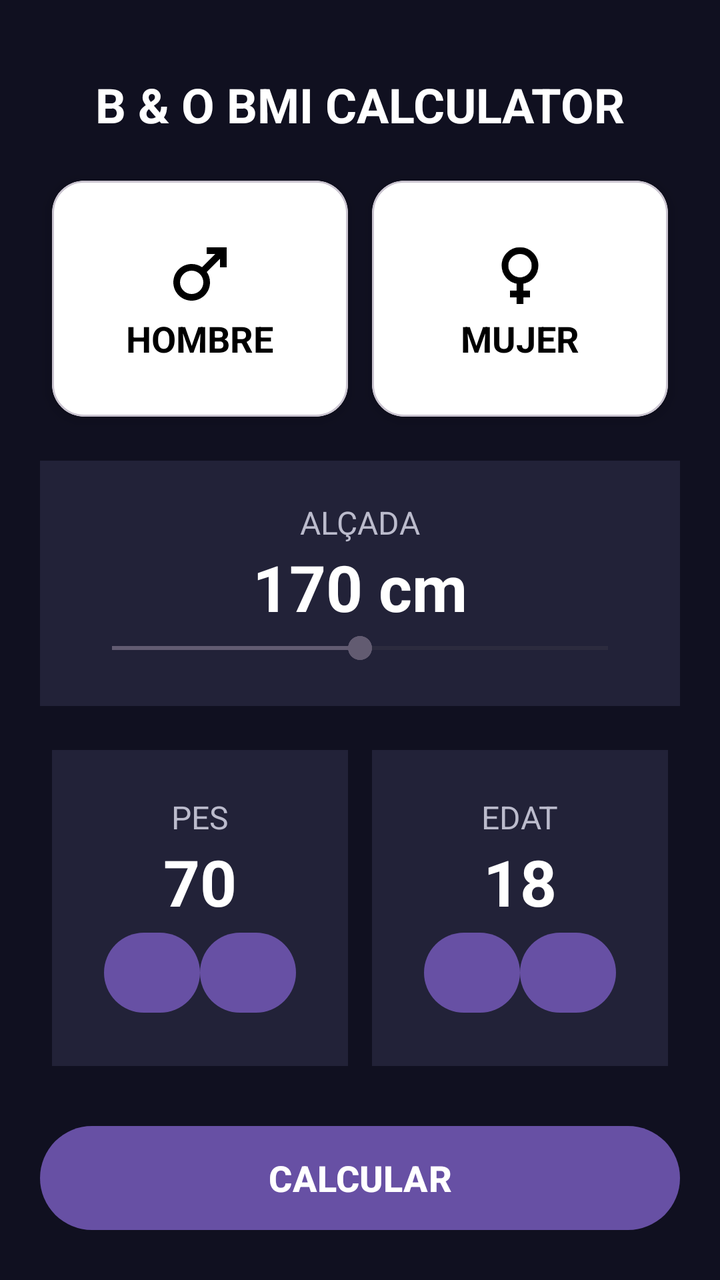
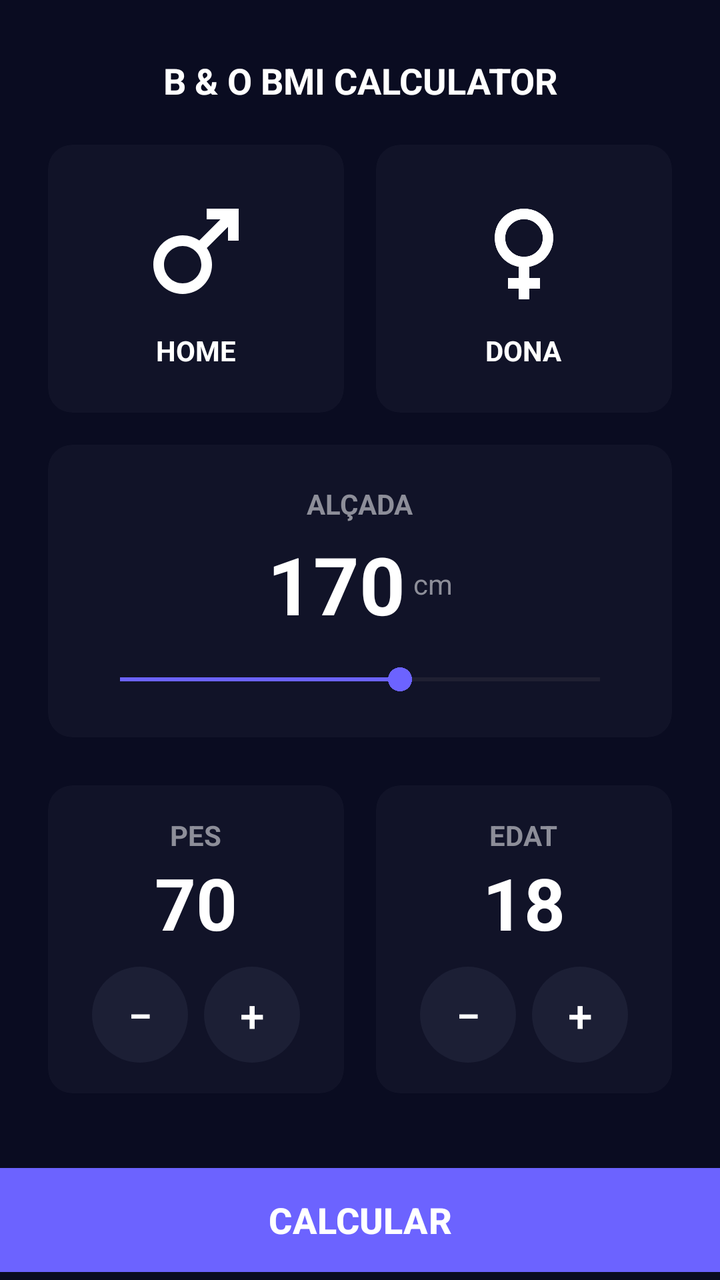

Screens rendered from an Android XML layout before and after an edit, with the pre-edit source and the edit as a unified diff.
<!-- AndroidManifest.xml: application theme Theme.MyApplication -->
<!-- res/layout/activity_main.xml -->
<?xml version="1.0" encoding="utf-8"?>
<androidx.constraintlayout.widget.ConstraintLayout
    xmlns:android="http://schemas.android.com/apk/res/android"
    xmlns:app="http://schemas.android.com/apk/res-auto"
    xmlns:tools="http://schemas.android.com/tools"
    android:id="@+id/main"
    android:layout_width="match_parent"
    android:layout_height="match_parent"
    android:background="#101020"
    tools:context=".MainActivity">

    <ScrollView
        android:layout_width="0dp"
        android:layout_height="0dp"
        android:fillViewport="true"
        app:layout_constraintTop_toTopOf="parent"
        app:layout_constraintBottom_toBottomOf="parent"
        app:layout_constraintStart_toStartOf="parent"
        app:layout_constraintEnd_toEndOf="parent">

        <LinearLayout
            android:layout_width="match_parent"
            android:layout_height="wrap_content"
            android:orientation="vertical"
            android:padding="20dp">

            <TextView
                android:layout_width="match_parent"
                android:layout_height="wrap_content"
                android:gravity="center"
                android:padding="16dp"
                android:text="B &amp; O BMI CALCULATOR"
                android:textColor="#FFFFFF"
                android:textSize="24sp"
                android:textStyle="bold" />

            <LinearLayout
                android:layout_width="match_parent"
                android:layout_height="130dp"
                android:orientation="horizontal"
                android:weightSum="2">

                <com.google.android.material.card.MaterialCardView
                    android:id="@+id/seleccio_home"
                    android:layout_width="0dp"
                    android:layout_height="match_parent"
                    android:layout_margin="6dp"
                    android:layout_weight="1"
                    app:cardBackgroundColor="#FFFFFF"
                    app:cardCornerRadius="16dp"
                    app:cardElevation="4dp">

                    <LinearLayout
                        android:layout_width="match_parent"
                        android:layout_height="match_parent"
                        android:gravity="center"
                        android:orientation="vertical">

                        <ImageView
                            android:id="@+id/image_male"
                            android:layout_width="40dp"
                            android:layout_height="40dp"
                            android:src="@drawable/baseline_male_24"
                            android:contentDescription="Hombre"
                            android:tint="@color/black" />

                        <TextView
                            android:layout_width="wrap_content"
                            android:layout_height="wrap_content"
                            android:text="HOMBRE"
                            android:textColor="#000000"
                            android:textSize="18sp"
                            android:textStyle="bold" />

                    </LinearLayout>

                </com.google.android.material.card.MaterialCardView>

                <com.google.android.material.card.MaterialCardView
                    android:id="@+id/seleccio_dona"
                    android:layout_width="0dp"
                    android:layout_height="match_parent"
                    android:layout_margin="6dp"
                    android:layout_weight="1"
                    app:cardBackgroundColor="#FFFFFF"
                    app:cardCornerRadius="16dp"
                    app:cardElevation="4dp">

                    <LinearLayout
                        android:layout_width="match_parent"
                        android:layout_height="match_parent"
                        android:gravity="center"
                        android:orientation="vertical">

                        <ImageView
                            android:id="@+id/image_female"
                            android:layout_width="40dp"
                            android:layout_height="40dp"
                            android:src="@drawable/female_24dp_e3e3e3_fill0_wght400_grad0_opsz24"
                            android:contentDescription="Mujer"
                            android:tint="@color/black" />

                        <TextView
                            android:layout_width="wrap_content"
                            android:layout_height="wrap_content"
                            android:text="MUJER"
                            android:textColor="#000000"
                            android:textSize="18sp"
                            android:textStyle="bold" />

                    </LinearLayout>

                </com.google.android.material.card.MaterialCardView>

            </LinearLayout>

            <LinearLayout
                android:layout_width="match_parent"
                android:layout_height="wrap_content"
                android:layout_marginTop="16dp"
                android:background="#222238"
                android:gravity="center"
                android:orientation="vertical"
                android:padding="20dp">

                <TextView
                    android:layout_width="wrap_content"
                    android:layout_height="wrap_content"
                    android:text="ALÇADA"
                    android:textColor="#BBBBCC"
                    android:textSize="16sp" />

                <TextView
                    android:id="@+id/altura_text"
                    android:layout_width="wrap_content"
                    android:layout_height="wrap_content"
                    android:text="170 cm"
                    android:textColor="#FFFFFF"
                    android:textSize="32sp"
                    android:textStyle="bold" />

                <SeekBar
                    android:id="@+id/altura_seekbar"
                    android:layout_width="match_parent"
                    android:layout_height="wrap_content"
                    android:max="100"
                    android:progress="50"
                    android:contentDescription="Selecciona l'alçada en centímetres" />

            </LinearLayout>

            <LinearLayout
                android:layout_width="match_parent"
                android:layout_height="170dp"
                android:layout_marginTop="16dp"
                android:orientation="horizontal"
                android:weightSum="2">

                <LinearLayout
                    android:layout_width="0dp"
                    android:layout_height="match_parent"
                    android:layout_margin="6dp"
                    android:layout_weight="1"
                    android:background="#222238"
                    android:gravity="center"
                    android:orientation="vertical">

                    <TextView
                        android:layout_width="wrap_content"
                        android:layout_height="wrap_content"
                        android:text="PES"
                        android:textColor="#BBBBCC"
                        android:textSize="16sp" />

                    <TextView
                        android:id="@+id/pes_text"
                        android:layout_width="wrap_content"
                        android:layout_height="wrap_content"
                        android:text="70"
                        android:textColor="#FFFFFF"
                        android:textSize="32sp"
                        android:textStyle="bold" />

                    <LinearLayout
                        android:layout_width="wrap_content"
                        android:layout_height="wrap_content"
                        android:orientation="horizontal">

                        <Button
                            android:id="@+id/pes_menys"
                            android:layout_width="48dp"
                            android:layout_height="48dp"
                            android:minWidth="0dp"
                            android:text="−" />

                        <Button
                            android:id="@+id/pes_mes"
                            android:layout_width="48dp"
                            android:layout_height="48dp"
                            android:minWidth="0dp"
                            android:text="+" />

                    </LinearLayout>

                </LinearLayout>

                <LinearLayout
                    android:layout_width="0dp"
                    android:layout_height="match_parent"
                    android:layout_margin="6dp"
                    android:layout_weight="1"
                    android:background="#222238"
                    android:gravity="center"
                    android:orientation="vertical">

                    <TextView
                        android:layout_width="wrap_content"
                        android:layout_height="wrap_content"
                        android:text="EDAT"
                        android:textColor="#BBBBCC"
                        android:textSize="16sp" />

                    <TextView
                        android:id="@+id/edat_text"
                        android:layout_width="wrap_content"
                        android:layout_height="wrap_content"
                        android:text="18"
                        android:textColor="#FFFFFF"
                        android:textSize="32sp"
                        android:textStyle="bold" />

                    <LinearLayout
                        android:layout_width="wrap_content"
                        android:layout_height="wrap_content"
                        android:orientation="horizontal">

                        <Button
                            android:id="@+id/edat_menys"
                            android:layout_width="48dp"
                            android:layout_height="48dp"
                            android:minWidth="0dp"
                            android:text="−" />

                        <Button
                            android:id="@+id/edat_mes"
                            android:layout_width="48dp"
                            android:layout_height="48dp"
                            android:minWidth="0dp"
                            android:text="+" />

                    </LinearLayout>

                </LinearLayout>

            </LinearLayout>

            <Button
                android:id="@+id/calcular"
                android:layout_width="match_parent"
                android:layout_height="60dp"
                android:layout_marginTop="20dp"
                android:text="CALCULAR"
                android:textColor="#FFFFFF"
                android:textSize="18sp"
                android:textStyle="bold" />

        </LinearLayout>

    </ScrollView>

</androidx.constraintlayout.widget.ConstraintLayout>
<!-- resources referenced by this layout -->
<resources>
  <color name="black">#FF000000</color>
  <!-- drawable baseline_male_24 (drawable) -->
  <vector xmlns:android="http://schemas.android.com/apk/res/android" android:height="24dp" android:tint="#000000" android:viewportHeight="24" android:viewportWidth="24" android:width="24dp">
        
      <path android:fillColor="@android:color/white" android:pathData="M9.5,11c1.93,0 3.5,1.57 3.5,3.5S11.43,18 9.5,18S6,16.43 6,14.5S7.57,11 9.5,11zM9.5,9C6.46,9 4,11.46 4,14.5S6.46,20 9.5,20s5.5,-2.46 5.5,-5.5c0,-1.16 -0.36,-2.23 -0.97,-3.12L18,7.42V10h2V4h-6v2h2.58l-3.97,3.97C11.73,9.36 10.66,9 9.5,9z"/>
      
  </vector>
  <!-- drawable female_24dp_e3e3e3_fill0_wght400_grad0_opsz24 (drawable) -->
  <vector xmlns:android="http://schemas.android.com/apk/res/android"
      android:width="24dp"
      android:height="24dp"
      android:viewportWidth="960"
      android:viewportHeight="960">
    <path
        android:pathData="M440,840v-80h-80v-80h80v-84q-79,-14 -129.5,-75.5T260,378q0,-91 64.5,-154.5T480,160q91,0 155.5,63.5T700,378q0,81 -50.5,142.5T520,596v84h80v80h-80v80h-80ZM579,479q41,-41 41,-99t-41,-99q-41,-41 -99,-41t-99,41q-41,41 -41,99t41,99q41,41 99,41t99,-41Z"
        android:fillColor="#e3e3e3"/>
  </vector>
  <style name="Theme.MyApplication" parent="Base.Theme.MyApplication" />
  <style name="Base.Theme.MyApplication" parent="Theme.Material3.DayNight.NoActionBar">
          
          
      </style>
</resources>

<!-- the commit's change to res/layout/activity_main.xml (unified diff, before → after) -->
@@ -6,7 +6,7 @@
     android:id="@+id/main"
     android:layout_width="match_parent"
     android:layout_height="match_parent"
-    android:background="#101020"
+    android:background="#0A0C21"
     tools:context=".MainActivity">
 
     <ScrollView
@@ -14,7 +14,7 @@
         android:layout_height="0dp"
         android:fillViewport="true"
         app:layout_constraintTop_toTopOf="parent"
-        app:layout_constraintBottom_toBottomOf="parent"
+        app:layout_constraintBottom_toTopOf="@+id/calcular"
         app:layout_constraintStart_toStartOf="parent"
         app:layout_constraintEnd_toEndOf="parent">
 
@@ -22,21 +22,21 @@
             android:layout_width="match_parent"
             android:layout_height="wrap_content"
             android:orientation="vertical"
-            android:padding="20dp">
+            android:padding="16dp">
 
             <TextView
                 android:layout_width="match_parent"
                 android:layout_height="wrap_content"
                 android:gravity="center"
-                android:padding="16dp"
+                android:paddingVertical="12dp"
                 android:text="B &amp; O BMI CALCULATOR"
                 android:textColor="#FFFFFF"
-                android:textSize="24sp"
+                android:textSize="18sp"
                 android:textStyle="bold" />
 
             <LinearLayout
                 android:layout_width="match_parent"
-                android:layout_height="130dp"
+                android:layout_height="150dp"
                 android:orientation="horizontal"
                 android:weightSum="2">
 
@@ -44,11 +44,11 @@
                     android:id="@+id/seleccio_home"
                     android:layout_width="0dp"
                     android:layout_height="match_parent"
-                    android:layout_margin="6dp"
+                    android:layout_margin="8dp"
                     android:layout_weight="1"
-                    app:cardBackgroundColor="#FFFFFF"
-                    app:cardCornerRadius="16dp"
-                    app:cardElevation="4dp">
+                    app:cardBackgroundColor="#111328"
+                    app:cardCornerRadius="12dp"
+                    app:strokeWidth="0dp">
 
                     <LinearLayout
                         android:layout_width="match_parent"
@@ -58,18 +58,19 @@
 
                         <ImageView
                             android:id="@+id/image_male"
-                            android:layout_width="40dp"
-                            android:layout_height="40dp"
+                            android:layout_width="64dp"
+                            android:layout_height="64dp"
+                            android:contentDescription="MASCULÍ"
                             android:src="@drawable/baseline_male_24"
-                            android:contentDescription="Hombre"
-                            android:tint="@color/black" />
-
-                        <TextView
-                            android:layout_width="wrap_content"
-                            android:layout_height="wrap_content"
-                            android:text="HOMBRE"
-                            android:textColor="#000000"
-                            android:textSize="18sp"
+                            app:tint="#FFFFFF" />
+
+                        <TextView
+                            android:layout_width="wrap_content"
+                            android:layout_height="wrap_content"
+                            android:layout_marginTop="8dp"
+                            android:text="HOME"
+                            android:textColor="#FFFFFF"
+                            android:textSize="14sp"
                             android:textStyle="bold" />
 
                     </LinearLayout>
@@ -80,11 +81,11 @@
                     android:id="@+id/seleccio_dona"
                     android:layout_width="0dp"
                     android:layout_height="match_parent"
-                    android:layout_margin="6dp"
+                    android:layout_margin="8dp"
                     android:layout_weight="1"
-                    app:cardBackgroundColor="#FFFFFF"
-                    app:cardCornerRadius="16dp"
-                    app:cardElevation="4dp">
+                    app:cardBackgroundColor="#111328"
+                    app:cardCornerRadius="12dp"
+                    app:strokeWidth="0dp">
 
                     <LinearLayout
                         android:layout_width="match_parent"
@@ -94,18 +95,19 @@
 
                         <ImageView
                             android:id="@+id/image_female"
-                            android:layout_width="40dp"
-                            android:layout_height="40dp"
+                            android:layout_width="64dp"
+                            android:layout_height="64dp"
+                            android:contentDescription="FEMENÍ"
                             android:src="@drawable/female_24dp_e3e3e3_fill0_wght400_grad0_opsz24"
-                            android:contentDescription="Mujer"
-                            android:tint="@color/black" />
-
-                        <TextView
-                            android:layout_width="wrap_content"
-                            android:layout_height="wrap_content"
-                            android:text="MUJER"
-                            android:textColor="#000000"
-                            android:textSize="18sp"
+                            app:tint="#FFFFFF" />
+
+                        <TextView
+                            android:layout_width="wrap_content"
+                            android:layout_height="wrap_content"
+                            android:layout_marginTop="8dp"
+                            android:text="DONA"
+                            android:textColor="#FFFFFF"
+                            android:textSize="14sp"
                             android:textStyle="bold" />
 
                     </LinearLayout>
@@ -114,158 +116,247 @@
 
             </LinearLayout>
 
-            <LinearLayout
+            <com.google.android.material.card.MaterialCardView
                 android:layout_width="match_parent"
                 android:layout_height="wrap_content"
+                android:layout_margin="8dp"
                 android:layout_marginTop="16dp"
-                android:background="#222238"
-                android:gravity="center"
-                android:orientation="vertical"
-                android:padding="20dp">
-
-                <TextView
-                    android:layout_width="wrap_content"
-                    android:layout_height="wrap_content"
-                    android:text="ALÇADA"
-                    android:textColor="#BBBBCC"
-                    android:textSize="16sp" />
-
-                <TextView
-                    android:id="@+id/altura_text"
-                    android:layout_width="wrap_content"
-                    android:layout_height="wrap_content"
-                    android:text="170 cm"
-                    android:textColor="#FFFFFF"
-                    android:textSize="32sp"
-                    android:textStyle="bold" />
-
-                <SeekBar
-                    android:id="@+id/altura_seekbar"
+                app:cardBackgroundColor="#111328"
+                app:cardCornerRadius="12dp"
+                app:strokeWidth="0dp">
+
+                <LinearLayout
                     android:layout_width="match_parent"
                     android:layout_height="wrap_content"
-                    android:max="100"
-                    android:progress="50"
-                    android:contentDescription="Selecciona l'alçada en centímetres" />
-
-            </LinearLayout>
+                    android:gravity="center"
+                    android:orientation="vertical"
+                    android:padding="20dp">
+
+                    <TextView
+                        android:layout_width="wrap_content"
+                        android:layout_height="wrap_content"
+                        android:text="ALÇADA"
+                        android:textColor="#8D8E99"
+                        android:textSize="14sp"
+                        android:textStyle="bold" />
+
+                    <LinearLayout
+                        android:layout_width="wrap_content"
+                        android:layout_height="wrap_content"
+                        android:layout_marginTop="4dp"
+                        android:gravity="center_vertical"
+                        android:orientation="horizontal">
+
+                        <TextView
+                            android:id="@+id/altura_text"
+                            android:layout_width="wrap_content"
+                            android:layout_height="wrap_content"
+                            android:text="170"
+                            android:textColor="#FFFFFF"
+                            android:textSize="40sp"
+                            android:textStyle="bold" />
+
+                        <TextView
+                            android:layout_width="wrap_content"
+                            android:layout_height="wrap_content"
+                            android:layout_marginStart="4dp"
+                            android:text="cm"
+                            android:textColor="#8D8E99"
+                            android:textSize="14sp" />
+
+                    </LinearLayout>
+
+                    <SeekBar
+                        android:id="@+id/altura_seekbar"
+                        android:layout_width="match_parent"
+                        android:layout_height="wrap_content"
+                        android:layout_marginTop="12dp"
+                        android:contentDescription="ALÇADA"
+                        android:max="220"
+                        android:min="100"
+                        android:progress="170"
+                        android:progressTint="#6C63FF"
+                        android:thumbTint="#6C63FF" />
+
+                </LinearLayout>
+
+            </com.google.android.material.card.MaterialCardView>
 
             <LinearLayout
                 android:layout_width="match_parent"
                 android:layout_height="170dp"
-                android:layout_marginTop="16dp"
+                android:layout_marginTop="8dp"
                 android:orientation="horizontal"
                 android:weightSum="2">
 
-                <LinearLayout
+                <com.google.android.material.card.MaterialCardView
                     android:layout_width="0dp"
                     android:layout_height="match_parent"
-                    android:layout_margin="6dp"
+                    android:layout_margin="8dp"
                     android:layout_weight="1"
-                    android:background="#222238"
-                    android:gravity="center"
-                    android:orientation="vertical">
-
-                    <TextView
-                        android:layout_width="wrap_content"
-                        android:layout_height="wrap_content"
-                        android:text="PES"
-                        android:textColor="#BBBBCC"
-                        android:textSize="16sp" />
-
-                    <TextView
-                        android:id="@+id/pes_text"
-                        android:layout_width="wrap_content"
-                        android:layout_height="wrap_content"
-                        android:text="70"
-                        android:textColor="#FFFFFF"
-                        android:textSize="32sp"
-                        android:textStyle="bold" />
-
-                    <LinearLayout
-                        android:layout_width="wrap_content"
-                        android:layout_height="wrap_content"
-                        android:orientation="horizontal">
-
-                        <Button
-                            android:id="@+id/pes_menys"
-                            android:layout_width="48dp"
-                            android:layout_height="48dp"
-                            android:minWidth="0dp"
-                            android:text="−" />
-
-                        <Button
-                            android:id="@+id/pes_mes"
-                            android:layout_width="48dp"
-                            android:layout_height="48dp"
-                            android:minWidth="0dp"
-                            android:text="+" />
-
-                    </LinearLayout>
-
-                </LinearLayout>
-
-                <LinearLayout
+                    app:cardBackgroundColor="#111328"
+                    app:cardCornerRadius="12dp"
+                    app:strokeWidth="0dp">
+
+                    <LinearLayout
+                        android:layout_width="match_parent"
+                        android:layout_height="match_parent"
+                        android:gravity="center"
+                        android:orientation="vertical">
+
+                        <TextView
+                            android:layout_width="wrap_content"
+                            android:layout_height="wrap_content"
+                            android:text="PES"
+                            android:textColor="#8D8E99"
+                            android:textSize="14sp"
+                            android:textStyle="bold" />
+
+                        <TextView
+                            android:id="@+id/pes_text"
+                            android:layout_width="wrap_content"
+                            android:layout_height="wrap_content"
+                            android:text="70"
+                            android:textColor="#FFFFFF"
+                            android:textSize="36sp"
+                            android:textStyle="bold" />
+
+                        <LinearLayout
+                            android:layout_width="wrap_content"
+                            android:layout_height="wrap_content"
+                            android:layout_marginTop="8dp"
+                            android:orientation="horizontal">
+
+                            <com.google.android.material.button.MaterialButton
+                                android:id="@+id/pes_menys"
+                                android:layout_width="48dp"
+                                android:layout_height="48dp"
+                                android:layout_marginEnd="8dp"
+                                android:insetLeft="0dp"
+                                android:insetTop="0dp"
+                                android:insetRight="0dp"
+                                android:insetBottom="0dp"
+                                android:padding="0dp"
+                                android:text="−"
+                                android:textColor="#FFFFFF"
+                                android:textSize="22sp"
+                                app:backgroundTint="#1C1F35"
+                                app:cornerRadius="24dp" />
+
+                            <com.google.android.material.button.MaterialButton
+                                android:id="@+id/pes_mes"
+                                android:layout_width="48dp"
+                                android:layout_height="48dp"
+                                android:insetLeft="0dp"
+                                android:insetTop="0dp"
+                                android:insetRight="0dp"
+                                android:insetBottom="0dp"
+                                android:padding="0dp"
+                                android:text="+"
+                                android:textColor="#FFFFFF"
+                                android:textSize="22sp"
+                                app:backgroundTint="#1C1F35"
+                                app:cornerRadius="24dp" />
+
+                        </LinearLayout>
+
+                    </LinearLayout>
+
+                </com.google.android.material.card.MaterialCardView>
+
+                <com.google.android.material.card.MaterialCardView
                     android:layout_width="0dp"
                     android:layout_height="match_parent"
-                    android:layout_margin="6dp"
+                    android:layout_margin="8dp"
                     android:layout_weight="1"
-                    android:background="#222238"
-                    android:gravity="center"
-                    android:orientation="vertical">
-
-                    <TextView
-                        android:layout_width="wrap_content"
-                        android:layout_height="wrap_content"
-                        android:text="EDAT"
-                        android:textColor="#BBBBCC"
-                        android:textSize="16sp" />
-
-                    <TextView
-                        android:id="@+id/edat_text"
-                        android:layout_width="wrap_content"
-                        android:layout_height="wrap_content"
-                        android:text="18"
-                        android:textColor="#FFFFFF"
-                        android:textSize="32sp"
-                        android:textStyle="bold" />
-
-                    <LinearLayout
-                        android:layout_width="wrap_content"
-                        android:layout_height="wrap_content"
-                        android:orientation="horizontal">
-
-                        <Button
-                            android:id="@+id/edat_menys"
-                            android:layout_width="48dp"
-                            android:layout_height="48dp"
-                            android:minWidth="0dp"
-                            android:text="−" />
-
-                        <Button
-                            android:id="@+id/edat_mes"
-                            android:layout_width="48dp"
-                            android:layout_height="48dp"
-                            android:minWidth="0dp"
-                            android:text="+" />
-
-                    </LinearLayout>
-
-                </LinearLayout>
+                    app:cardBackgroundColor="#111328"
+                    app:cardCornerRadius="12dp"
+                    app:strokeWidth="0dp">
+
+                    <LinearLayout
+                        android:layout_width="match_parent"
+                        android:layout_height="match_parent"
+                        android:gravity="center"
+                        android:orientation="vertical">
+
+                        <TextView
+                            android:layout_width="wrap_content"
+                            android:layout_height="wrap_content"
+                            android:text="EDAT"
+                            android:textColor="#8D8E99"
+                            android:textSize="14sp"
+                            android:textStyle="bold" />
+
+                        <TextView
+                            android:id="@+id/edat_text"
+                            android:layout_width="wrap_content"
+                            android:layout_height="wrap_content"
+                            android:text="18"
+                            android:textColor="#FFFFFF"
+                            android:textSize="36sp"
+                            android:textStyle="bold" />
+
+                        <LinearLayout
+                            android:layout_width="wrap_content"
+                            android:layout_height="wrap_content"
+                            android:layout_marginTop="8dp"
+                            android:orientation="horizontal">
+
+                            <com.google.android.material.button.MaterialButton
+                                android:id="@+id/edat_menys"
+                                android:layout_width="48dp"
+                                android:layout_height="48dp"
+                                android:layout_marginEnd="8dp"
+                                android:insetLeft="0dp"
+                                android:insetTop="0dp"
+                                android:insetRight="0dp"
+                                android:insetBottom="0dp"
+                                android:padding="0dp"
+                                android:text="−"
+                                android:textColor="#FFFFFF"
+                                android:textSize="22sp"
+                                app:backgroundTint="#1C1F35"
+                                app:cornerRadius="24dp" />
+
+                            <com.google.android.material.button.MaterialButton
+                                android:id="@+id/edat_mes"
+                                android:layout_width="48dp"
+                                android:layout_height="48dp"
+                                android:insetLeft="0dp"
+                                android:insetTop="0dp"
+                                android:insetRight="0dp"
+                                android:insetBottom="0dp"
+                                android:padding="0dp"
+                                android:text="+"
+                                android:textColor="#FFFFFF"
+                                android:textSize="22sp"
+                                app:backgroundTint="#1C1F35"
+                                app:cornerRadius="24dp" />
+
+                        </LinearLayout>
+
+                    </LinearLayout>
+
+                </com.google.android.material.card.MaterialCardView>
 
             </LinearLayout>
 
-            <Button
-                android:id="@+id/calcular"
-                android:layout_width="match_parent"
-                android:layout_height="60dp"
-                android:layout_marginTop="20dp"
-                android:text="CALCULAR"
-                android:textColor="#FFFFFF"
-                android:textSize="18sp"
-                android:textStyle="bold" />
-
         </LinearLayout>
 
     </ScrollView>
 
+    <Button
+        android:id="@+id/calcular"
+        android:layout_width="match_parent"
+        android:layout_height="60dp"
+        android:backgroundTint="#6C63FF"
+        android:text="CALCULAR"
+        android:textColor="#FFFFFF"
+        android:textSize="18sp"
+        android:textStyle="bold"
+        app:cornerRadius="0dp"
+        app:layout_constraintBottom_toBottomOf="parent"
+        app:layout_constraintEnd_toEndOf="parent"
+        app:layout_constraintStart_toStartOf="parent" />
+
 </androidx.constraintlayout.widget.ConstraintLayout>
<!-- resource entries referenced after the edit -->
@@ -1,6 +1,5 @@
 <!-- resources referenced by this layout -->
 <resources>
-  <color name="black">#FF000000</color>
   <!-- drawable baseline_male_24 (drawable) -->
   <vector xmlns:android="http://schemas.android.com/apk/res/android" android:height="24dp" android:tint="#000000" android:viewportHeight="24" android:viewportWidth="24" android:width="24dp">
         
